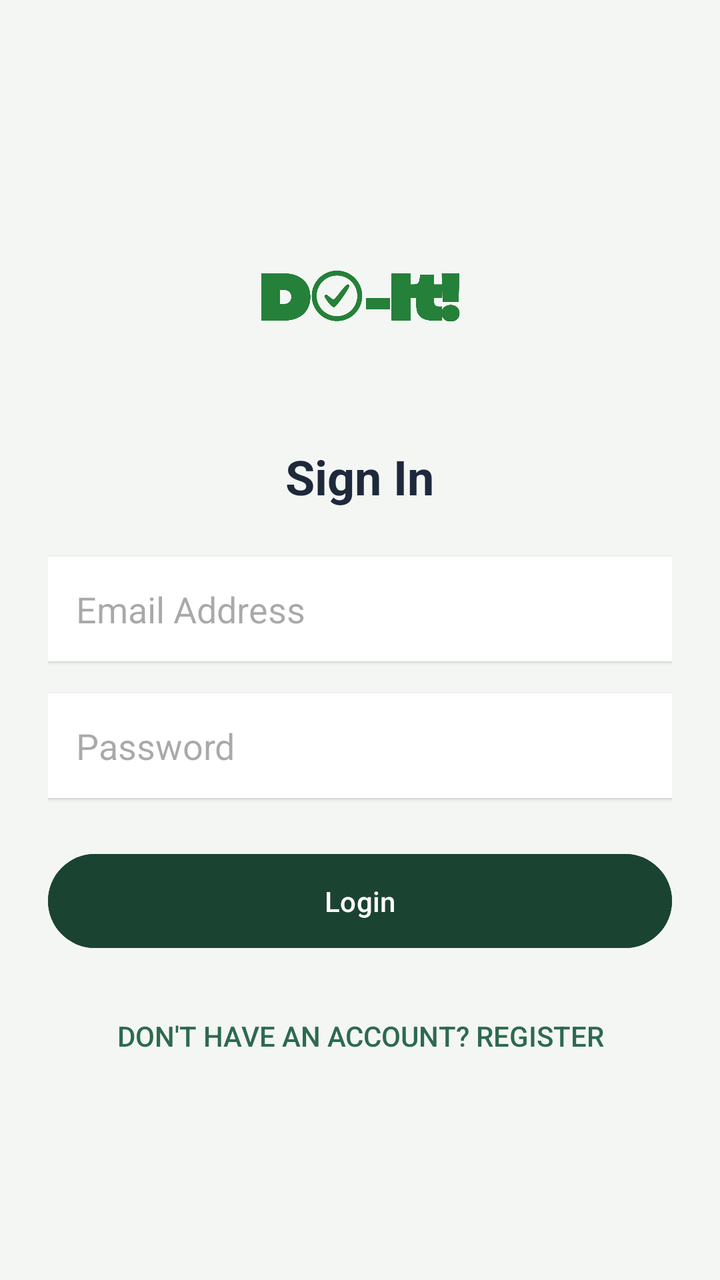
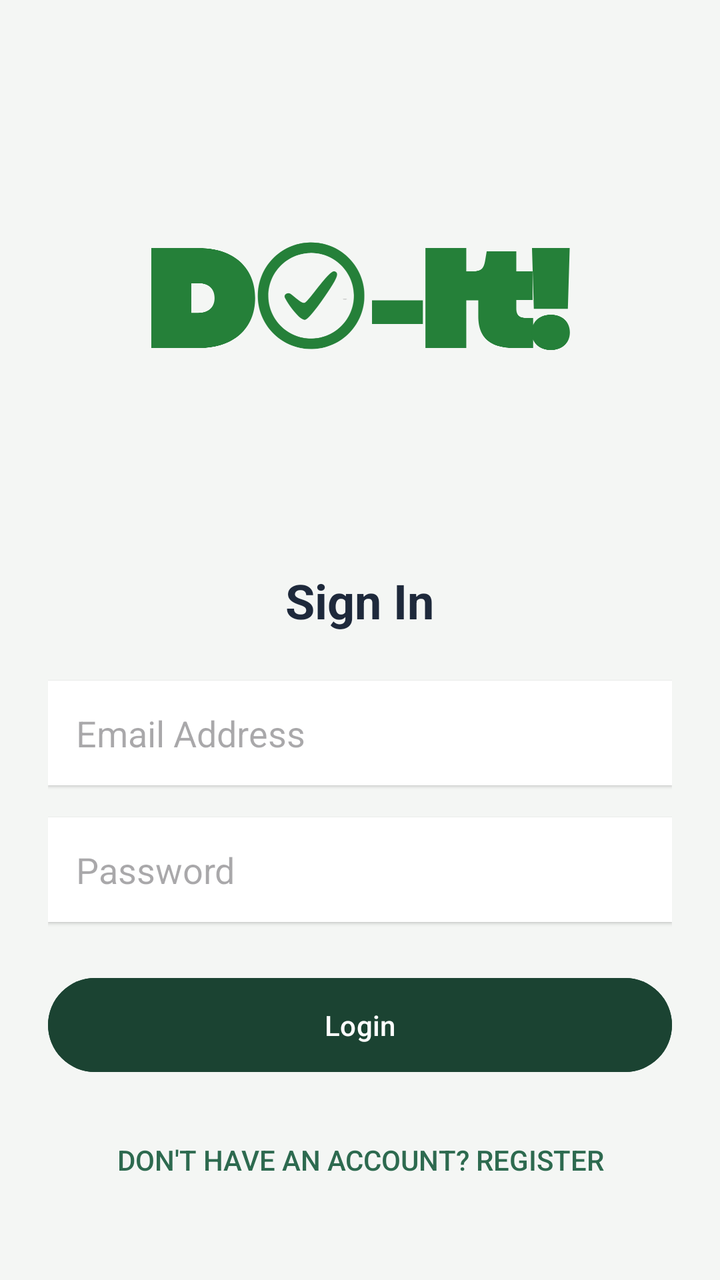

The first picture is an Android layout as it rendered before a commit; the second is the same layout after the commit. The layout source and the unified diff follow.
<!-- AndroidManifest.xml: application theme Theme.FreddyMercury -->
<!-- res/layout/activity_log_in.xml -->
<?xml version="1.0" encoding="utf-8"?>
<LinearLayout xmlns:android="http://schemas.android.com/apk/res/android"
    android:orientation="vertical"
    android:padding="24dp"
    android:gravity="center"
    android:background="@color/bg_light"
    android:layout_width="match_parent"
    android:layout_height="match_parent">

    <ImageView
        android:layout_width="100dp"
        android:layout_height="100dp"
        android:src="@drawable/do_it_"
        android:layout_marginBottom="24dp"/>

    <TextView
        android:layout_width="wrap_content"
        android:layout_height="wrap_content"
        android:text="Sign In"
        android:textColor="@color/text_primary"
        android:textSize="24sp"
        android:textStyle="bold"
        android:layout_marginBottom="24dp"/>

    <EditText
        android:id="@+id/emailInput"
        android:hint="Email Address"
        android:inputType="textEmailAddress"
        android:padding="14dp"
        android:background="@android:color/white"
        android:layout_marginBottom="16dp"
        android:elevation="1dp"
        android:layout_width="match_parent"
        android:layout_height="wrap_content"/>

    <EditText
        android:id="@+id/passwordInput"
        android:hint="Password"
        android:inputType="textPassword"
        android:padding="14dp"
        android:background="@android:color/white"
        android:layout_marginBottom="24dp"
        android:elevation="1dp"
        android:layout_width="match_parent"
        android:layout_height="wrap_content"/>

    <Button
        android:id="@+id/loginBtn"
        android:text="Login"
        android:textColor="#FFFFFF"
        android:backgroundTint="@color/colorPrimary"
        android:padding="14dp"
        android:layout_width="match_parent"
        android:layout_height="wrap_content"/>

    <Button
        android:id="@+id/SignUp"
        style="?android:attr/borderlessButtonStyle"
        android:textColor="@color/colorAccent"
        android:layout_marginTop="16dp"
        android:text="Don't have an account? Register"
        android:layout_width="match_parent"
        android:layout_height="wrap_content"/>
</LinearLayout>
<!-- resources referenced by this layout -->
<resources>
  <color name="bg_light">#F4F6F4</color>
  <color name="colorAccent">#2D6A4F</color>
  <color name="colorPrimary">#1B4332</color>
  <color name="text_primary">#1E293B</color>
  <!-- drawable do_it_: png bitmap (drawable, 39367 bytes) -->
  <style name="Theme.FreddyMercury" parent="Base.Theme.FreddyMercury" />
  <style name="Base.Theme.FreddyMercury" parent="Theme.Material3.DayNight.NoActionBar">
          
          
      </style>
</resources>

<!-- the commit's change to res/layout/activity_log_in.xml (unified diff, before → after) -->
@@ -8,10 +8,10 @@
     android:layout_height="match_parent">
 
     <ImageView
-        android:layout_width="100dp"
-        android:layout_height="100dp"
-        android:src="@drawable/do_it_"
-        android:layout_marginBottom="24dp"/>
+        android:layout_width="211dp"
+        android:layout_height="224dp"
+        android:layout_marginBottom="24dp"
+        android:src="@drawable/do_it_" />
 
     <TextView
         android:layout_width="wrap_content"
